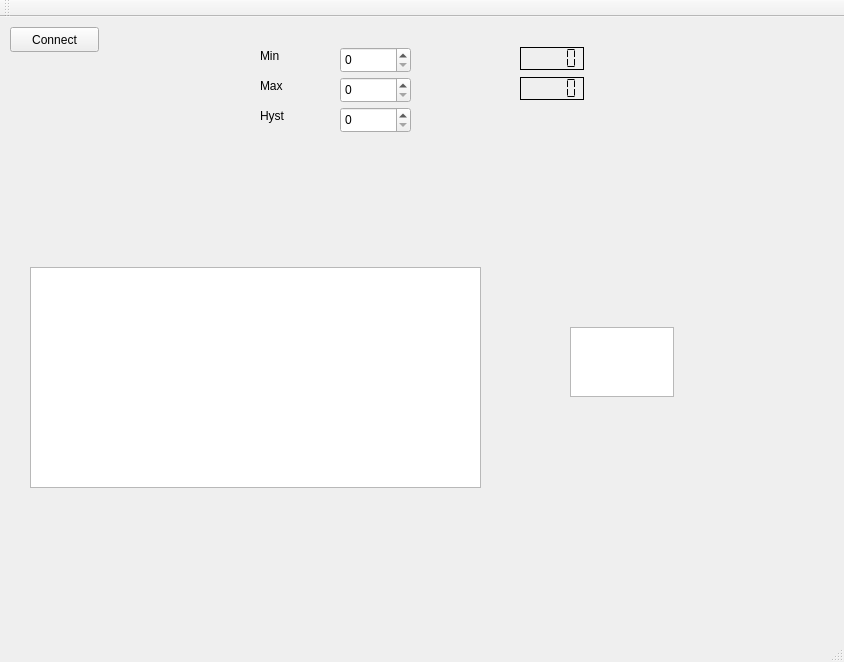
This is mainwindow.ui in vvranjek/ugraffiti as Qt 5 draws it before an edit. The edited form follows.
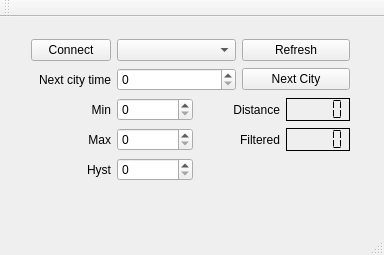
This is the edited form.

```diff
--- a/mainwindow.ui
+++ b/mainwindow.ui
@@ -6,108 +6,80 @@
    <rect>
     <x>0</x>
     <y>0</y>
-    <width>844</width>
-    <height>662</height>
+    <width>384</width>
+    <height>255</height>
    </rect>
   </property>
   <property name="windowTitle">
    <string>MainWindow</string>
   </property>
   <widget class="QWidget" name="centralWidget">
-   <widget class="QPushButton" name="ConnectButtonon">
+   <widget class="QWidget" name="">
     <property name="geometry">
      <rect>
-      <x>10</x>
+      <x>20</x>
       <y>10</y>
-      <width>89</width>
-      <height>25</height>
+      <width>341</width>
+      <height>171</height>
      </rect>
     </property>
+    <layout class="QGridLayout" name="gridLayout">
+     <item row="0" column="0">
+      <widget class="QPushButton" name="ConnectButtonon">
     <property name="text">
      <string>Connect</string>
     </property>
    </widget>
-   <widget class="QTextEdit" name="debugEdit">
-    <property name="geometry">
-     <rect>
-      <x>30</x>
-      <y>250</y>
-      <width>451</width>
-      <height>221</height>
-     </rect>
-    </property>
-   </widget>
-   <widget class="QPlainTextEdit" name="plainTextEdit">
-    <property name="geometry">
-     <rect>
-      <x>570</x>
-      <y>310</y>
-      <width>104</width>
-      <height>70</height>
-     </rect>
-    </property>
-   </widget>
-   <widget class="QSpinBox" name="min_spinBox">
-    <property name="geometry">
-     <rect>
-      <x>340</x>
-      <y>30</y>
-      <width>71</width>
-      <height>26</height>
-     </rect>
-    </property>
-    <property name="maximum">
-     <number>20000</number>
-    </property>
-   </widget>
-   <widget class="QSpinBox" name="max_spinBox">
-    <property name="geometry">
-     <rect>
-      <x>340</x>
-      <y>60</y>
-      <width>71</width>
-      <height>26</height>
-     </rect>
-    </property>
-    <property name="maximum">
-     <number>20000</number>
-    </property>
-   </widget>
+     </item>
+     <item row="0" column="1" colspan="3">
+      <widget class="QComboBox" name="deviceComboBox"/>
+     </item>
+     <item row="0" column="4" colspan="2">
+      <widget class="QPushButton" name="pushButton">
+       <property name="text">
+        <string>Refresh</string>
+       </property>
+      </widget>
+     </item>
+     <item row="1" column="4" colspan="2">
+      <widget class="QPushButton" name="pushButton_2">
+       <property name="text">
+        <string>Next City</string>
+       </property>
+      </widget>
+     </item>
+     <item row="2" column="0">
    <widget class="QLabel" name="label">
-    <property name="geometry">
-     <rect>
-      <x>260</x>
-      <y>30</y>
-      <width>67</width>
-      <height>17</height>
-     </rect>
+       <property name="layoutDirection">
+        <enum>Qt::LeftToRight</enum>
     </property>
     <property name="text">
      <string>Min</string>
     </property>
-   </widget>
-   <widget class="QLabel" name="label_2">
-    <property name="geometry">
-     <rect>
-      <x>260</x>
-      <y>60</y>
-      <width>67</width>
-      <height>17</height>
-     </rect>
-    </property>
+       <property name="alignment">
+        <set>Qt::AlignRight|Qt::AlignTrailing|Qt::AlignVCenter</set>
+       </property>
+      </widget>
+     </item>
+     <item row="2" column="1" colspan="2">
+      <widget class="QSpinBox" name="min_spinBox">
+       <property name="maximum">
+        <number>20000</number>
+       </property>
+      </widget>
+     </item>
+     <item row="2" column="3" colspan="2">
+      <widget class="QLabel" name="label_5">
     <property name="text">
-     <string>Max</string>
-    </property>
-   </widget>
+        <string>Distance</string>
+       </property>
+       <property name="alignment">
+        <set>Qt::AlignRight|Qt::AlignTrailing|Qt::AlignVCenter</set>
+       </property>
+      </widget>
+     </item>
+     <item row="2" column="5">
    <widget class="QLCDNumber" name="dist_lcdNumber">
-    <property name="geometry">
-     <rect>
-      <x>520</x>
-      <y>30</y>
-      <width>64</width>
-      <height>23</height>
-     </rect>
-    </property>
     <property name="frameShape">
      <enum>QFrame::Box</enum>
     </property>
@@ -124,15 +96,36 @@
      <enum>QLCDNumber::Flat</enum>
     </property>
    </widget>
+     </item>
+     <item row="3" column="0">
+      <widget class="QLabel" name="label_2">
+       <property name="text">
+        <string>Max</string>
+       </property>
+       <property name="alignment">
+        <set>Qt::AlignRight|Qt::AlignTrailing|Qt::AlignVCenter</set>
+       </property>
+      </widget>
+     </item>
+     <item row="3" column="1" colspan="2">
+      <widget class="QSpinBox" name="max_spinBox">
+       <property name="maximum">
+        <number>20000</number>
+       </property>
+      </widget>
+     </item>
+     <item row="3" column="3" colspan="2">
+      <widget class="QLabel" name="label_6">
+       <property name="text">
+        <string>Filtered</string>
+       </property>
+       <property name="alignment">
+        <set>Qt::AlignRight|Qt::AlignTrailing|Qt::AlignVCenter</set>
+       </property>
+      </widget>
+     </item>
+     <item row="3" column="5">
    <widget class="QLCDNumber" name="dist_filter_lcdNumber">
-    <property name="geometry">
-     <rect>
-      <x>520</x>
-      <y>60</y>
-      <width>64</width>
-      <height>23</height>
-     </rect>
-    </property>
     <property name="frameShadow">
      <enum>QFrame::Plain</enum>
     </property>
@@ -140,31 +133,42 @@
      <enum>QLCDNumber::Flat</enum>
     </property>
    </widget>
-   <widget class="QSpinBox" name="hyst_spinBox">
-    <property name="geometry">
-     <rect>
-      <x>340</x>
-      <y>90</y>
-      <width>71</width>
-      <height>26</height>
-     </rect>
-    </property>
-    <property name="maximum">
-     <number>20000</number>
-    </property>
-   </widget>
+     </item>
+     <item row="4" column="0">
    <widget class="QLabel" name="label_3">
-    <property name="geometry">
-     <rect>
-      <x>260</x>
-      <y>90</y>
-      <width>67</width>
-      <height>17</height>
-     </rect>
-    </property>
     <property name="text">
      <string>Hyst</string>
     </property>
+       <property name="alignment">
+        <set>Qt::AlignRight|Qt::AlignTrailing|Qt::AlignVCenter</set>
+       </property>
+      </widget>
+     </item>
+     <item row="4" column="1" colspan="2">
+      <widget class="QSpinBox" name="hyst_spinBox">
+       <property name="maximum">
+        <number>20000</number>
+       </property>
+      </widget>
+     </item>
+     <item row="1" column="0">
+      <widget class="QLabel" name="label_4">
+       <property name="text">
+        <string>Next city time</string>
+       </property>
+       <property name="alignment">
+        <set>Qt::AlignRight|Qt::AlignTrailing|Qt::AlignVCenter</set>
+       </property>
+      </widget>
+     </item>
+     <item row="1" column="1" colspan="3">
+      <widget class="QSpinBox" name="nextCitySpinBox">
+       <property name="maximum">
+        <number>99999</number>
+       </property>
+      </widget>
+     </item>
+    </layout>
    </widget>
   </widget>
   <widget class="QMenuBar" name="menuBar">
```
Left out of the diff: 2 changed lines with no effect on the pictures. Lines whose indentation alone changed are shown as unchanged.
